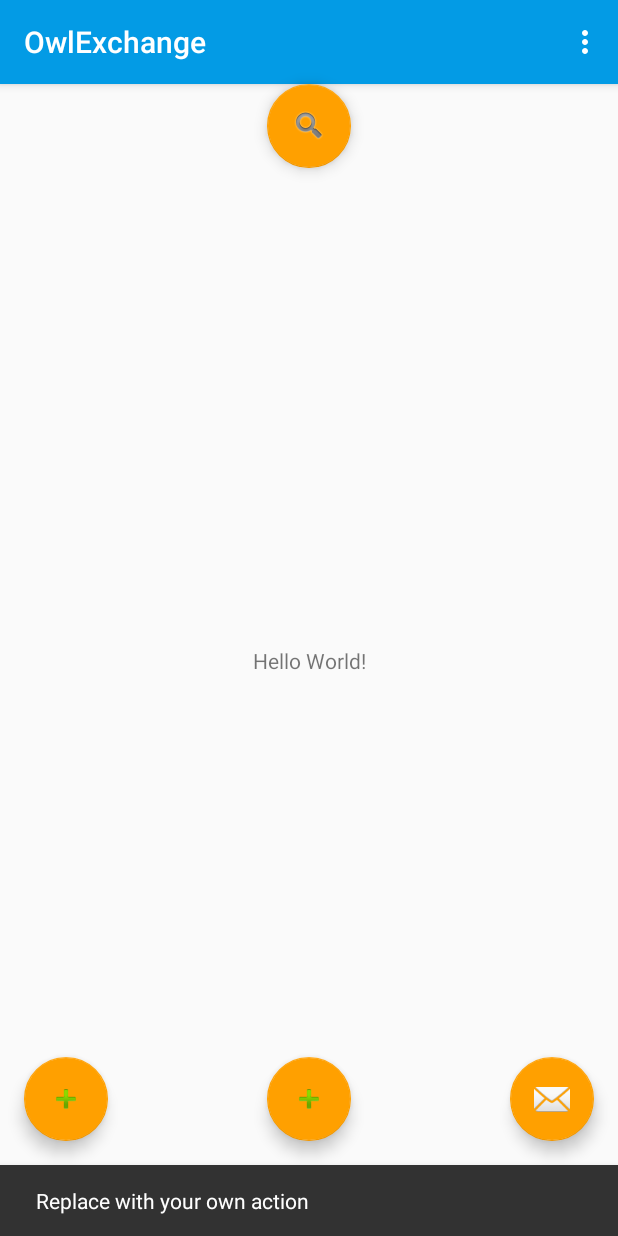
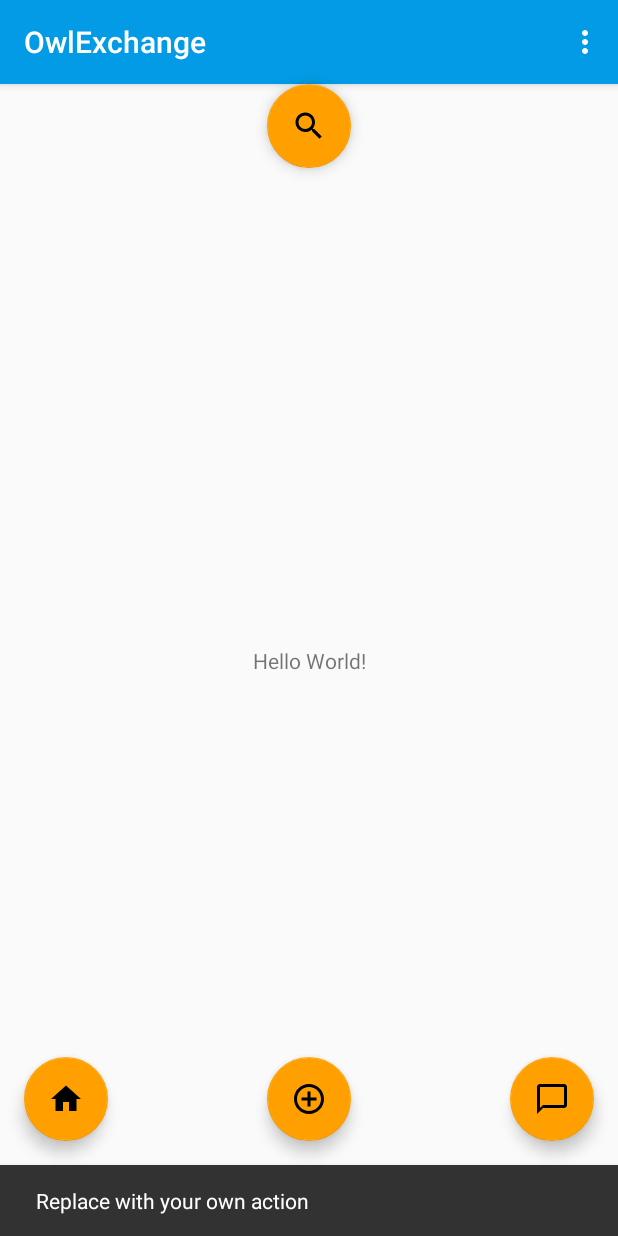
Before and after one commit to MobileProgCS4322/OwlExchange, an Android app: the screen it shows after launch once a user with an empty profile is signed in (BasicActivity), after a tap on an icon or button, on a phone screen of 412 x 824 dp. Run offline under Robolectric (Android 15) with nearby library versions, the phone set to English and light mode, and no system bars; our stand-ins replace Firebase (no records; nobody signed in at launch, a user with empty details on screens opened directly); libraries missing offline, so code that uses them is left out: com.firebase.ui.

Commit message:
prettified main screen

```diff
--- /dev/null
+++ b/app/src/main/res/drawable/ic_add_circle_outline_black_24dp.xml
@@ -0,0 +1,9 @@
+<vector xmlns:android="http://schemas.android.com/apk/res/android"
+        android:width="24dp"
+        android:height="24dp"
+        android:viewportWidth="24.0"
+        android:viewportHeight="24.0">
+    <path
+        android:fillColor="#FF000000"
+        android:pathData="M13,7h-2v4L7,11v2h4v4h2v-4h4v-2h-4L13,7zM12,2C6.48,2 2,6.48 2,12s4.48,10 10,10 10,-4.48 10,-10S17.52,2 12,2zM12,20c-4.41,0 -8,-3.59 -8,-8s3.59,-8 8,-8 8,3.59 8,8 -3.59,8 -8,8z"/>
+</vector>
--- /dev/null
+++ b/app/src/main/res/drawable/ic_chat_bubble_outline_black_24dp.xml
@@ -0,0 +1,9 @@
+<vector xmlns:android="http://schemas.android.com/apk/res/android"
+        android:width="24dp"
+        android:height="24dp"
+        android:viewportWidth="24.0"
+        android:viewportHeight="24.0">
+    <path
+        android:fillColor="#FF000000"
+        android:pathData="M20,2L4,2c-1.1,0 -2,0.9 -2,2v18l4,-4h14c1.1,0 2,-0.9 2,-2L22,4c0,-1.1 -0.9,-2 -2,-2zM20,16L6,16l-2,2L4,4h16v12z"/>
+</vector>
--- /dev/null
+++ b/app/src/main/res/drawable/ic_home_black_24dp.xml
@@ -0,0 +1,9 @@
+<vector xmlns:android="http://schemas.android.com/apk/res/android"
+        android:width="24dp"
+        android:height="24dp"
+        android:viewportWidth="24.0"
+        android:viewportHeight="24.0">
+    <path
+        android:fillColor="#FF000000"
+        android:pathData="M10,20v-6h4v6h5v-8h3L12,3 2,12h3v8z"/>
+</vector>
--- /dev/null
+++ b/app/src/main/res/drawable/ic_search_black_24dp.xml
@@ -0,0 +1,9 @@
+<vector xmlns:android="http://schemas.android.com/apk/res/android"
+        android:width="24dp"
+        android:height="24dp"
+        android:viewportWidth="24.0"
+        android:viewportHeight="24.0">
+    <path
+        android:fillColor="#FF000000"
+        android:pathData="M15.5,14h-0.79l-0.28,-0.27C15.41,12.59 16,11.11 16,9.5 16,5.91 13.09,3 9.5,3S3,5.91 3,9.5 5.91,16 9.5,16c1.61,0 3.09,-0.59 4.23,-1.57l0.27,0.28v0.79l5,4.99L20.49,19l-4.99,-5zM9.5,14C7.01,14 5,11.99 5,9.5S7.01,5 9.5,5 14,7.01 14,9.5 11.99,14 9.5,14z"/>
+</vector>
--- a/app/src/main/res/layout/activity_basic.xml
+++ b/app/src/main/res/layout/activity_basic.xml
@@ -33,7 +33,27 @@
         android:layout_margin="@dimen/fab_margin"
         app:layout_anchor="@+id/include"
         app:layout_anchorGravity="bottom|right"
-        app:srcCompat="@android:drawable/ic_dialog_email" />
+        app:srcCompat="@drawable/ic_chat_bubble_outline_black_24dp" />
+
+    <android.support.design.widget.FloatingActionButton
+        android:id="@+id/fab4"
+        android:layout_width="wrap_content"
+        android:layout_height="wrap_content"
+        android:layout_gravity="bottom|center_horizontal"
+        android:layout_margin="@dimen/fab_margin"
+        app:layout_anchor="@+id/include"
+        app:layout_anchorGravity="top|center_horizontal"
+        app:srcCompat="@drawable/ic_search_black_24dp" />
+
+    <android.support.design.widget.FloatingActionButton
+        android:id="@+id/fab3"
+        android:layout_width="wrap_content"
+        android:layout_height="wrap_content"
+        android:layout_gravity="top|center_horizontal"
+        android:layout_margin="@dimen/fab_margin"
+        app:layout_anchor="@+id/include"
+        app:layout_anchorGravity="bottom|center_horizontal"
+        app:srcCompat="@drawable/ic_add_circle_outline_black_24dp" />
 
     <android.support.design.widget.FloatingActionButton
         android:id="@+id/fab2"
@@ -43,27 +63,7 @@
         android:layout_margin="@dimen/fab_margin"
         app:layout_anchor="@+id/include"
         app:layout_anchorGravity="bottom|left"
-        app:srcCompat="@android:drawable/ic_input_add" />
-
-    <android.support.design.widget.FloatingActionButton
-        android:id="@+id/fab4"
-        android:layout_width="wrap_content"
-        android:layout_height="wrap_content"
-        android:layout_gravity="bottom|center_horizontal"
-        android:layout_margin="@dimen/fab_margin"
-        app:layout_anchor="@+id/include"
-        app:layout_anchorGravity="top|center_horizontal"
-        app:srcCompat="@android:drawable/ic_search_category_default" />
-
-    <android.support.design.widget.FloatingActionButton
-        android:id="@+id/fab3"
-        android:layout_width="wrap_content"
-        android:layout_height="wrap_content"
-        android:layout_gravity="top|center_horizontal"
-        android:layout_margin="@dimen/fab_margin"
-        app:layout_anchor="@+id/include"
-        app:layout_anchorGravity="bottom|center_horizontal"
-        app:srcCompat="@android:drawable/ic_input_add" />
+        app:srcCompat="@drawable/ic_home_black_24dp" />
 
 
 </android.support.design.widget.CoordinatorLayout>
```
Also changed, not shown: app/src/main/res/drawable-hdpi/ic_action_home.png (deleted), app/src/main/res/drawable-mdpi/ic_action_home.png (deleted), app/src/main/res/drawable-xhdpi/ic_action_home.png (deleted), app/src/main/res/drawable-xxhdpi/ic_action_home.png (deleted).
